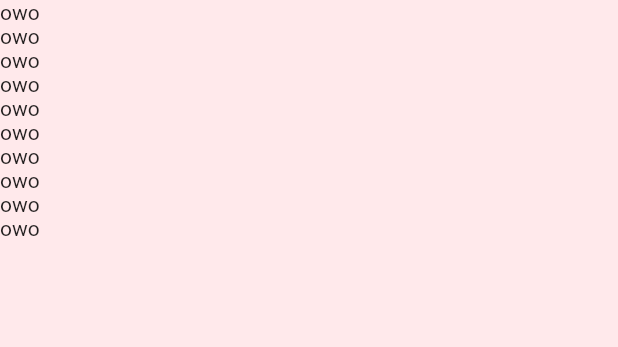
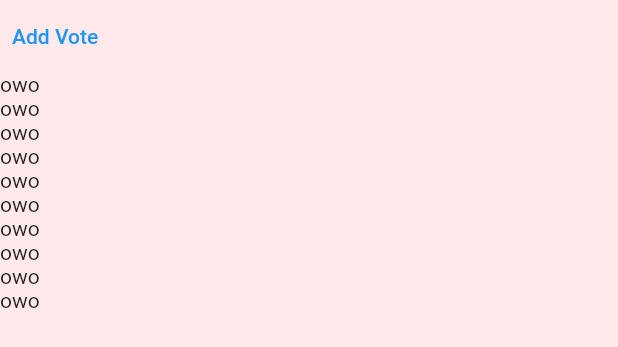
Before and after one commit to Majestyk228/3MOC-AnnualProject, a Flutter app: the VoteView widget shown alone on an empty page, opened directly, on a phone screen of 412 x 824 dp. Shown: the top 347 px of the screen. Run offline on Flutter 3.47's test engine with Material 2 defaults, Android fonts, the phone set to English and light mode, and no system bars; missing offline and left inert: side_navigation; network calls fail.

Commit message:
Update voteview.dart

```diff
--- a/ExprimonsAdmin/lib/voteview.dart
+++ b/ExprimonsAdmin/lib/voteview.dart
@@ -1,3 +1,4 @@
+import 'package:exprimons_nous/loginview.dart';
 import 'package:http/http.dart' as http;
 import 'dart:convert';
 import 'package:exprimons_nous/Colors.dart';
@@ -30,7 +31,8 @@ class _VoteViewState extends State<VoteView> {
       uri,
       headers: {
         "Access-Control-Allow-Origin": "*", // Required for CORS support to work
-        "Access-Control-Allow-Headers": "Origin,Content-Type,X-Amz-Date,Authorization,X-Api-Key,X-Amz-Security-Token,locale",
+        "Access-Control-Allow-Headers":
+            "Origin,Content-Type,X-Amz-Date,Authorization,X-Api-Key,X-Amz-Security-Token,locale",
         "Access-Control-Allow-Methods": "POST, OPTIONS"
       },
     );
@@ -68,14 +70,34 @@ class _VoteViewState extends State<VoteView> {
       color: ultraLightRedColor,
       child: Column(
         children: [
+          Row(
+            children: [
+              TextButton(
+                  onPressed: () {
+                    Navigator.push(
+                      context,
+                      MaterialPageRoute(
+                        builder: (context) => Login(),
+                      ),
+                    );
+                  },
+                  child: Text("Add Vote")),
+            ],
+          ),
           ListView.builder(
+              scrollDirection: Axis.vertical,
               shrinkWrap: true,
               addRepaintBoundaries: false,
               itemCount: 10,
               itemBuilder: (context, index) {
                 return Container(
-                    //child: Text(votes[index]["title"])
-                    child: Text("owo"));
+                  //child: Text(votes[index]["title"])
+                  child: Row(
+                    children: [
+                      Text("owo"),
+                    ],
+                  ),
+                );
               })
         ],
       ),
```
